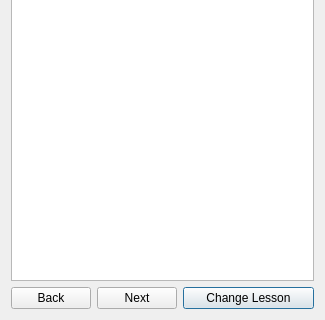
Old version of the form PokerTeacher/infobox.ui in the repository SinahiLeon/CS3505-Texas-Hold-em-Poker-Teacher; both pictures show x 0 to 325 and y 330 to 650 of the 325 by 650 pixel window.
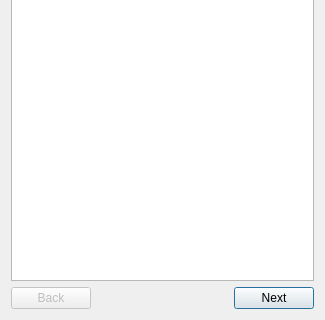
New version of the form.

Diff of the .ui file:
```diff
--- a/PokerTeacher/infobox.ui
+++ b/PokerTeacher/infobox.ui
@@ -14,17 +14,10 @@
    <string>Dialog</string>
   </property>
   <layout class="QGridLayout" name="gridLayout">
-   <item row="2" column="2">
-    <widget class="QPushButton" name="changeLessoButton">
-     <property name="text">
-      <string>Change Lesson</string>
-     </property>
-    </widget>
-   </item>
    <item row="0" column="0" colspan="3">
     <widget class="QTextBrowser" name="lessonBrowser"/>
    </item>
-   <item row="2" column="1">
+   <item row="2" column="2">
     <widget class="QPushButton" name="nextButton">
      <property name="enabled">
       <bool>true</bool>
@@ -42,6 +35,9 @@
    </item>
    <item row="2" column="0">
     <widget class="QPushButton" name="backButton">
+     <property name="enabled">
+      <bool>false</bool>
+     </property>
      <property name="sizePolicy">
       <sizepolicy hsizetype="Maximum" vsizetype="Fixed">
        <horstretch>0</horstretch>
```
